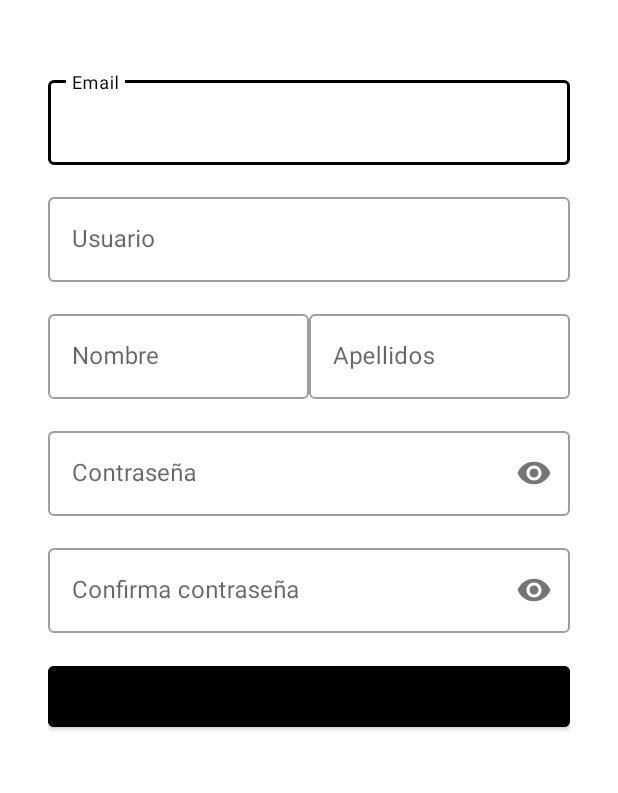
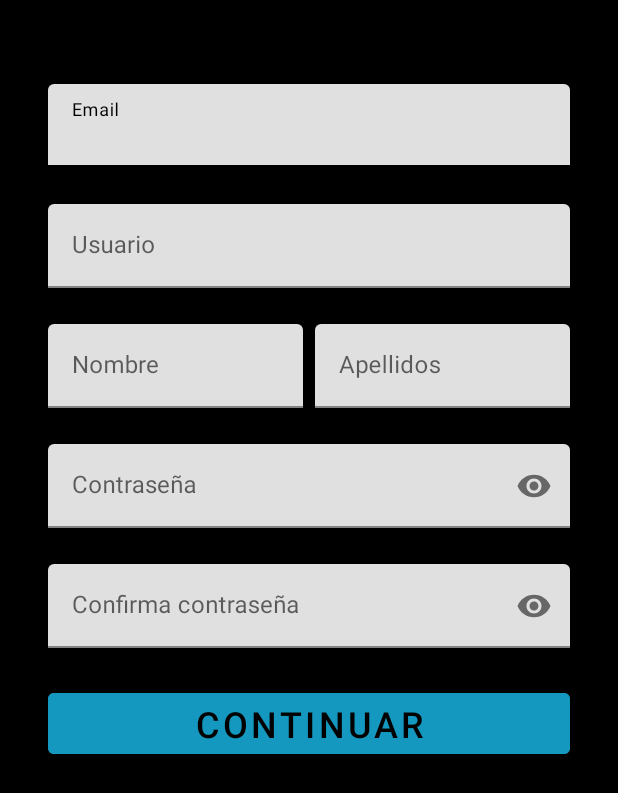
Before and after one commit to Lapiszss01/Proyecto-final-DAM, an Android app: the RegisterActivity screen opened directly, with no data from a screen before it, on a phone screen of 412 x 824 dp. Shown: the top 793 px of the screen. Run offline under Robolectric (Android 15) with nearby library versions, the phone set to English and light mode, and no system bars.

Commit message:
Registro vista

```diff
--- a/app/src/main/res/layout/activity_registro_0.xml
+++ b/app/src/main/res/layout/activity_registro_0.xml
@@ -4,7 +4,8 @@
     xmlns:tools="http://schemas.android.com/tools"
     android:layout_width="match_parent"
     android:layout_height="match_parent"
-    tools:context=".MainActivity">
+    tools:context=".MainActivity"
+    android:background="@color/black">
 
     <LinearLayout
         android:layout_width="match_parent"
@@ -13,23 +14,24 @@
         android:padding="32dp">
 
         <com.google.android.material.textfield.TextInputLayout
-            style="@style/Widget.MaterialComponents.TextInputLayout.OutlinedBox"
+            style="MyTextInputLayout_overlay"
             android:layout_width="match_parent"
             android:layout_height="wrap_content"
-            android:layout_marginTop="16dp"
-            android:layout_marginBottom="16dp"
+            android:layout_marginTop="24dp"
+            android:layout_marginBottom="24dp"
             android:hint="Email">
 
             <com.google.android.material.textfield.TextInputEditText
                 android:id="@+id/etEmail"
                 android:layout_width="match_parent"
                 android:layout_height="wrap_content"
-                android:inputType="textAutoComplete|textEmailAddress" />
+                android:inputType="textAutoComplete|textEmailAddress"
+                android:textColorHint="@color/blackBackground"/>
 
         </com.google.android.material.textfield.TextInputLayout>
 
         <com.google.android.material.textfield.TextInputLayout
-            style="@style/Widget.MaterialComponents.TextInputLayout.OutlinedBox"
+            style="MyTextInputLayout_overlay"
             android:layout_width="match_parent"
             android:layout_height="wrap_content"
             android:hint="Usuario">
@@ -38,7 +40,8 @@
                 android:id="@+id/etUsuario"
                 android:layout_width="match_parent"
                 android:layout_height="wrap_content"
-                android:inputType="textAutoComplete|textEmailAddress" />
+                android:inputType="textAutoComplete|textEmailAddress"
+                android:textColorHint="@color/blackBackground"/>
 
         </com.google.android.material.textfield.TextInputLayout>
 
@@ -49,11 +52,12 @@
             >
 
             <com.google.android.material.textfield.TextInputLayout
-                style="@style/Widget.MaterialComponents.TextInputLayout.OutlinedBox"
+                style="MyTextInputLayout_overlay"
                 android:layout_width="wrap_content"
                 android:layout_height="wrap_content"
-                android:layout_marginTop="16dp"
-                android:layout_marginBottom="16dp"
+                android:layout_marginTop="24dp"
+                android:layout_marginBottom="24dp"
+                android:layout_marginRight="4dp"
                 android:hint="Nombre"
                 android:layout_weight="1">
 
@@ -61,16 +65,18 @@
                     android:id="@+id/etNombre"
                     android:layout_width="match_parent"
                     android:layout_height="wrap_content"
-                    android:inputType="textAutoComplete|textEmailAddress" />
+                    android:inputType="textAutoComplete|textEmailAddress"
+                    android:textColorHint="@color/blackBackground"/>
 
             </com.google.android.material.textfield.TextInputLayout>
 
             <com.google.android.material.textfield.TextInputLayout
-                style="@style/Widget.MaterialComponents.TextInputLayout.OutlinedBox"
+                tyle="MyTextInputLayout_overlay"
                 android:layout_width="wrap_content"
                 android:layout_height="wrap_content"
-                android:layout_marginTop="16dp"
-                android:layout_marginBottom="16dp"
+                android:layout_marginTop="24dp"
+                android:layout_marginLeft="4dp"
+                android:layout_marginBottom="24dp"
                 android:hint="Apellidos"
                 android:layout_weight="1">
 
@@ -78,14 +84,15 @@
                     android:id="@+id/etApellidos"
                     android:layout_width="match_parent"
                     android:layout_height="wrap_content"
-                    android:inputType="textAutoComplete|textEmailAddress" />
+                    android:inputType="textAutoComplete|textEmailAddress"
+                    android:textColorHint="@color/blackBackground"/>
 
             </com.google.android.material.textfield.TextInputLayout>
 
         </LinearLayout>
 
         <com.google.android.material.textfield.TextInputLayout
-            style="@style/Widget.MaterialComponents.TextInputLayout.OutlinedBox"
+            tyle="MyTextInputLayout_overlay"
             android:layout_width="match_parent"
             android:layout_height="wrap_content"
             android:hint="Contraseña"
@@ -95,16 +102,17 @@
                 android:id="@+id/etPassword"
                 android:layout_width="match_parent"
                 android:layout_height="wrap_content"
-                android:inputType="textPassword|textAutoComplete" />
+                android:inputType="textPassword|textAutoComplete"
+                android:textColorHint="@color/blackBackground"/>
 
         </com.google.android.material.textfield.TextInputLayout>
 
         <com.google.android.material.textfield.TextInputLayout
-            style="@style/Widget.MaterialComponents.TextInputLayout.OutlinedBox"
+            tyle="MyTextInputLayout_overlay"
             android:layout_width="match_parent"
             android:layout_height="wrap_content"
-            android:layout_marginTop="16dp"
-            android:layout_marginBottom="16dp"
+            android:layout_marginTop="24dp"
+            android:layout_marginBottom="24dp"
 
             android:hint="Confirma contraseña"
             app:passwordToggleEnabled="true">
@@ -113,7 +121,8 @@
                 android:id="@+id/etConfirmPassword"
                 android:layout_width="match_parent"
                 android:layout_height="wrap_content"
-                android:inputType="textPassword|textAutoComplete" />
+                android:inputType="textPassword|textAutoComplete"
+                android:textColorHint="@color/blackBackground"/>
 
         </com.google.android.material.textfield.TextInputLayout>
 
@@ -122,7 +131,7 @@
             android:layout_width="match_parent"
             android:layout_height="wrap_content"
             android:layout_marginBottom="16dp"
-            android:backgroundTint="@color/blackBackground"
+            android:backgroundTint="@color/blueButton"
             android:textSize="24dp"
             android:text="Continuar" />
 
```
